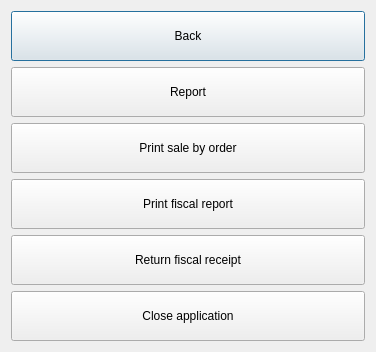
End1-1/Cafe5, file Smart/menudialog.ui: the form before one commit.
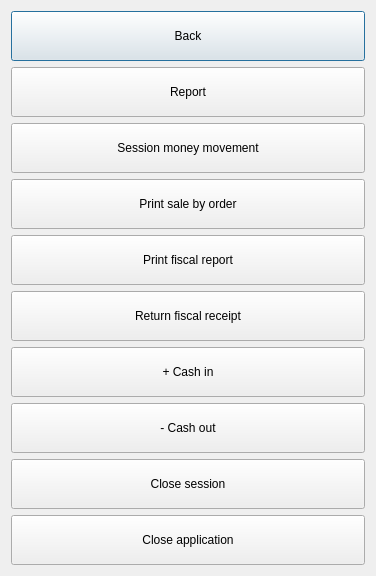
The form after the commit. Icons and pictures are not drawn.

```diff
--- a/Smart/menudialog.ui
+++ b/Smart/menudialog.ui
@@ -7,7 +7,7 @@
     <x>0</x>
     <y>0</y>
     <width>376</width>
-    <height>348</height>
+    <height>572</height>
    </rect>
   </property>
   <property name="windowTitle">
@@ -72,6 +72,35 @@
      </property>
     </widget>
    </item>
+   <item>
+    <widget class="QPushButton" name="btnSessoinMoney">
+     <property name="minimumSize">
+      <size>
+       <width>0</width>
+       <height>50</height>
+      </size>
+     </property>
+     <property name="maximumSize">
+      <size>
+       <width>16777215</width>
+       <height>50</height>
+      </size>
+     </property>
+     <property name="text">
+      <string>Session money movement</string>
+     </property>
+     <property name="icon">
+      <iconset resource="../resources/resources.qrc">
+       <normaloff>:/report.png</normaloff>:/report.png</iconset>
+     </property>
+     <property name="iconSize">
+      <size>
+       <width>32</width>
+       <height>32</height>
+      </size>
+     </property>
+    </widget>
+   </item>
    <item>
     <widget class="QPushButton" name="btnReportByOrder">
      <property name="minimumSize">
@@ -159,6 +188,93 @@
      </property>
     </widget>
    </item>
+   <item>
+    <widget class="QPushButton" name="btnCashin">
+     <property name="minimumSize">
+      <size>
+       <width>0</width>
+       <height>50</height>
+      </size>
+     </property>
+     <property name="maximumSize">
+      <size>
+       <width>16777215</width>
+       <height>50</height>
+      </size>
+     </property>
+     <property name="text">
+      <string>+ Cash in</string>
+     </property>
+     <property name="icon">
+      <iconset resource="../resources/resources.qrc">
+       <normaloff>:/accounts.png</normaloff>:/accounts.png</iconset>
+     </property>
+     <property name="iconSize">
+      <size>
+       <width>32</width>
+       <height>32</height>
+      </size>
+     </property>
+    </widget>
+   </item>
+   <item>
+    <widget class="QPushButton" name="btnCashout">
+     <property name="minimumSize">
+      <size>
+       <width>0</width>
+       <height>50</height>
+      </size>
+     </property>
+     <property name="maximumSize">
+      <size>
+       <width>16777215</width>
+       <height>50</height>
+      </size>
+     </property>
+     <property name="text">
+      <string>- Cash out</string>
+     </property>
+     <property name="icon">
+      <iconset resource="../resources/resources.qrc">
+       <normaloff>:/accounts.png</normaloff>:/accounts.png</iconset>
+     </property>
+     <property name="iconSize">
+      <size>
+       <width>32</width>
+       <height>32</height>
+      </size>
+     </property>
+    </widget>
+   </item>
+   <item>
+    <widget class="QPushButton" name="btnCloseSession">
+     <property name="minimumSize">
+      <size>
+       <width>0</width>
+       <height>50</height>
+      </size>
+     </property>
+     <property name="maximumSize">
+      <size>
+       <width>16777215</width>
+       <height>50</height>
+      </size>
+     </property>
+     <property name="text">
+      <string>Close session</string>
+     </property>
+     <property name="icon">
+      <iconset resource="../resources/resources.qrc">
+       <normaloff>:/budget.png</normaloff>:/budget.png</iconset>
+     </property>
+     <property name="iconSize">
+      <size>
+       <width>32</width>
+       <height>32</height>
+      </size>
+     </property>
+    </widget>
+   </item>
    <item>
     <widget class="QPushButton" name="btnExit">
      <property name="minimumSize">
```
